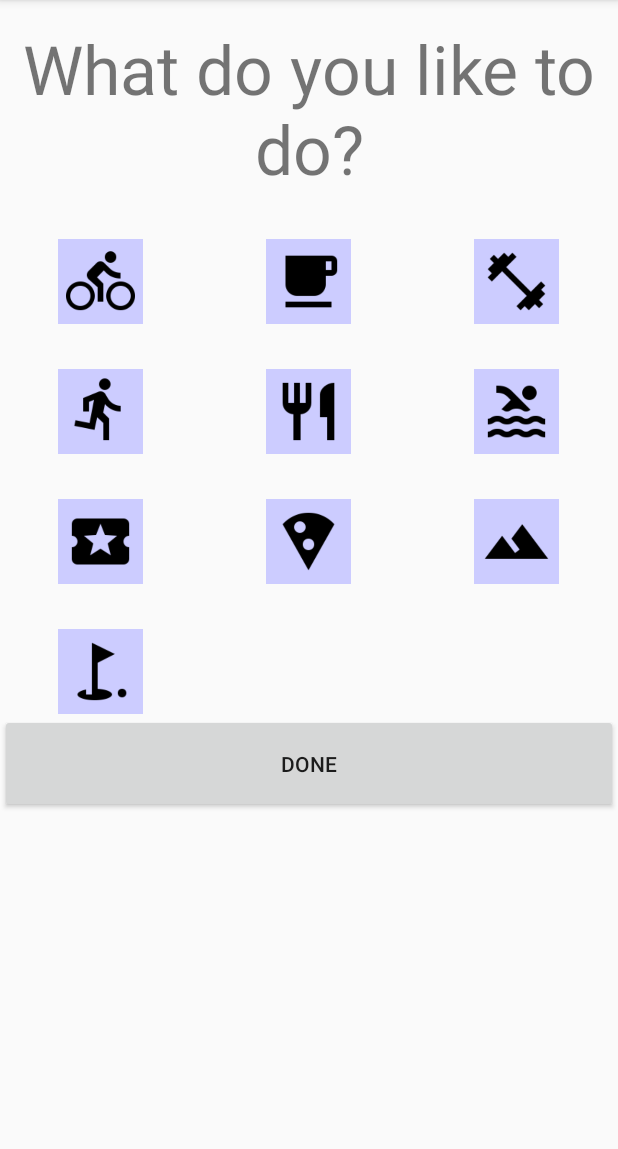
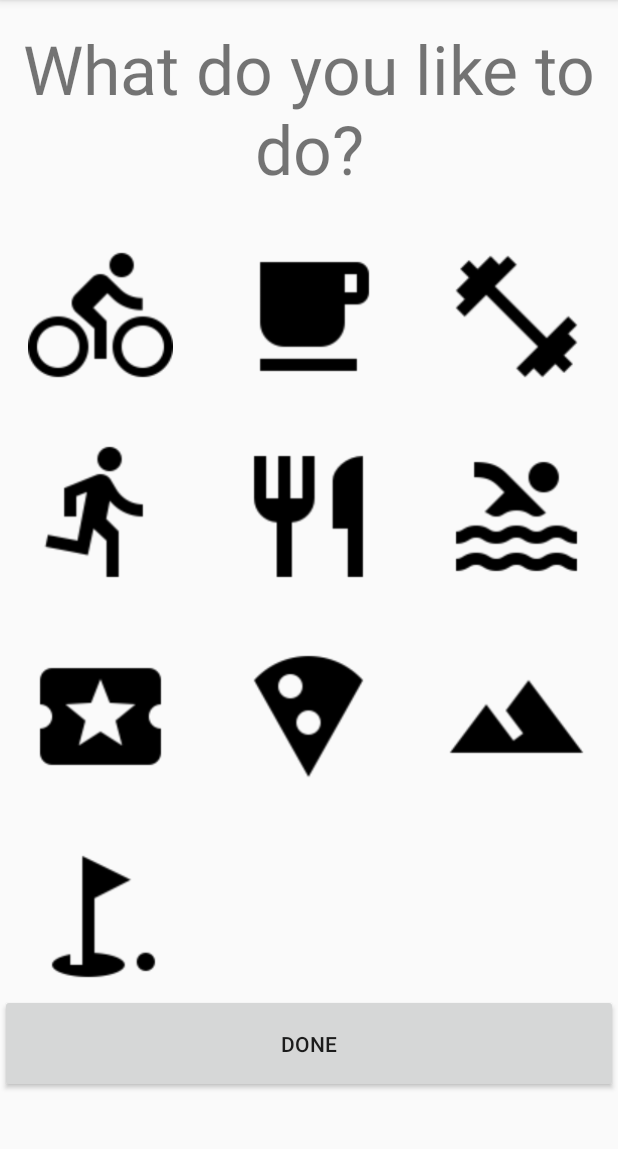
Before and after one commit to sethb157/Recommendo, an Android app: the screen it shows after launch (Preferences), on a phone screen of 412 x 824 dp, the part 84-1233 px from its top. Run offline under Robolectric (Android 15) with nearby library versions, the phone set to English and light mode, and no system bars.

Commit message:
tint color of icons

```diff
--- /dev/null
+++ b/app/src/main/java/edu/calpoly/recommendo/activities/PreferenceItem.java
@@ -0,0 +1,15 @@
+package edu.calpoly.recommendo.activities;
+
+/**
+ * Created by Costin on 11/30/16.
+ */
+
+public class PreferenceItem {
+    public final int iconID;
+    public boolean checked;
+
+    public PreferenceItem(int icondID, boolean checked) {
+        this.iconID = icondID;
+        this.checked = checked;
+    }
+}
--- a/app/src/main/java/edu/calpoly/recommendo/activities/Preferences.java
+++ b/app/src/main/java/edu/calpoly/recommendo/activities/Preferences.java
@@ -46,7 +46,7 @@ public class Preferences extends AppCompatActivity {
 
         gridview.setOnItemClickListener(new AdapterView.OnItemClickListener() {
             public void onItemClick(AdapterView<?> parent, View v, int position, long id) {
-                //Toast.makeText(Preferences.this, "The position is " + position, Toast.LENGTH_SHORT).show();
+
                 if (position == 0) {
                     if (prefList.contains(BIKING)) {
                         prefList.remove(BIKING);
@@ -145,9 +145,9 @@ public class Preferences extends AppCompatActivity {
     @Override
     protected void onPause() {
         super.onPause();
-        for (int i = 0; i < prefList.size(); i++) {
+        /*for (int i = 0; i < prefList.size(); i++) {
             Log.d("LOGGING!!!", "Position " + i + ": " + prefList.get(i));
-        }
+        }*/
 
         // Save preferences here
         preferencesManager.savePrefList(this);
--- a/app/src/main/java/edu/calpoly/recommendo/adapters/ImageAdapter.java
+++ b/app/src/main/java/edu/calpoly/recommendo/adapters/ImageAdapter.java
@@ -1,18 +1,26 @@
 package edu.calpoly.recommendo.adapters;
 
 import android.content.Context;
+import android.graphics.Color;
+import android.graphics.drawable.Drawable;
+import android.support.v4.graphics.drawable.DrawableCompat;
 import android.view.View;
 import android.view.ViewGroup;
 import android.widget.BaseAdapter;
 import android.widget.GridView;
 import android.widget.ImageView;
 
+import java.util.ArrayList;
+
 import edu.calpoly.recommendo.R;
+import edu.calpoly.recommendo.activities.PreferenceItem;
 
 public class ImageAdapter extends BaseAdapter {
     private Context mContext;
+    ArrayList<PreferenceItem> icons;
 
     public ImageAdapter(Context c) {
+        setIconObjects(mThumbIds);
         mContext = c;
     }
 
@@ -21,7 +29,7 @@ public class ImageAdapter extends BaseAdapter {
     }
 
     public Object getItem(int position) {
-        return null;
+        return icons.get(position);
     }
 
     public long getItemId(int position) {
@@ -34,16 +42,19 @@ public class ImageAdapter extends BaseAdapter {
         if (convertView == null) {
             // if it's not recycled, initialize some attributes
             imageView = new ImageView(mContext);
-            imageView.setLayoutParams(new GridView.LayoutParams(85, 85));
+            imageView.setLayoutParams(new GridView.LayoutParams(155, 155));
             imageView.setScaleType(ImageView.ScaleType.CENTER_CROP);
-            imageView.setPadding(8, 8, 8, 8);
+            imageView.setPadding(5, 5, 5, 5);
         } else {
             imageView = (ImageView) convertView;
         }
 
-        imageView.setBackgroundColor(0xFFCCCCFF);
 
-        imageView.setImageResource(mThumbIds[position]);
+        PreferenceItem pItem = (PreferenceItem) getItem(position);
+        Drawable drawable = mContext.getResources().getDrawable(pItem.iconID, null);
+        DrawableCompat.setTint(drawable, pItem.checked? Color.RED: Color.BLACK);
+        imageView.setImageDrawable(drawable);
+
         return imageView;
     }
 
@@ -54,4 +65,14 @@ public class ImageAdapter extends BaseAdapter {
             R.drawable.movies, R.drawable.pizza,
             R.drawable.hiking, R.drawable.golf
     };
+
+    private ArrayList<PreferenceItem> setIconObjects(Integer[] ids) {
+        icons = new ArrayList<PreferenceItem>();
+
+        for (Integer id : ids) {
+            icons.add(new PreferenceItem(id, false));
+        }
+
+        return icons;
+    }
 }
```
